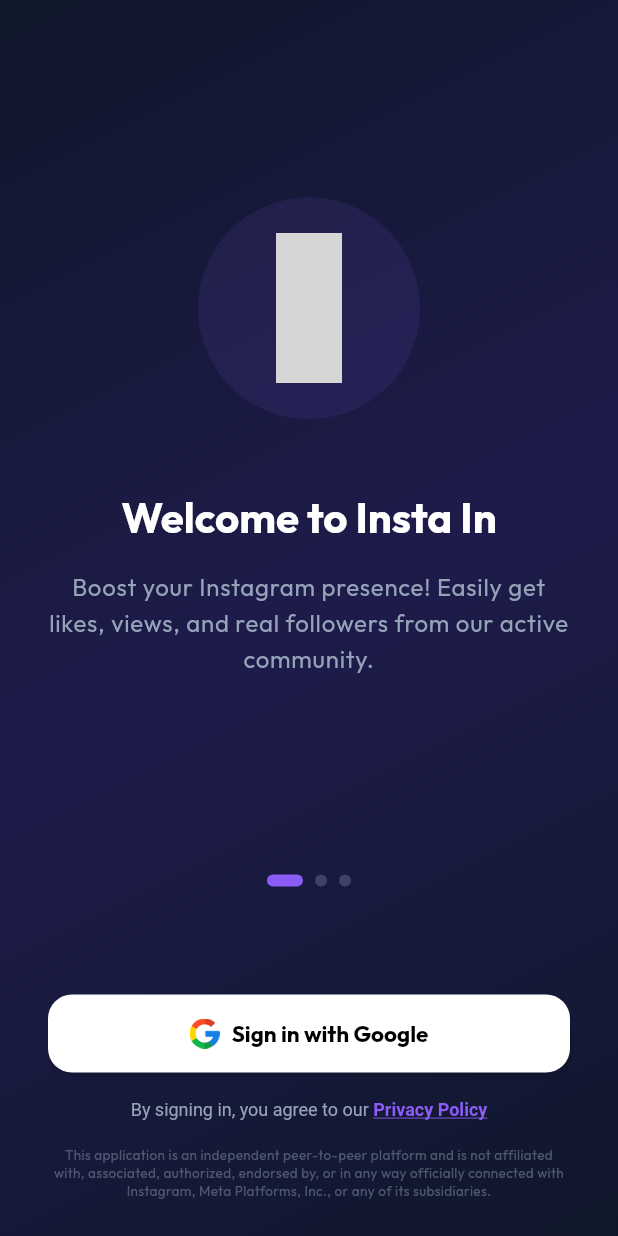
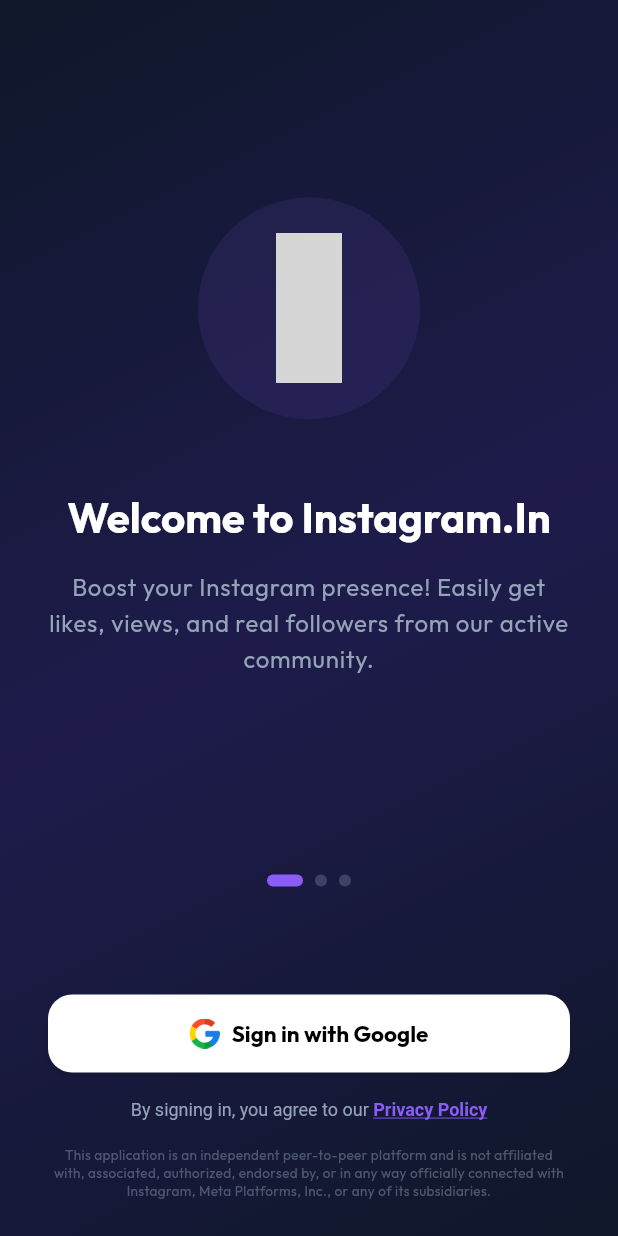
Before and after one commit to SurajChaurasia84/Insta-In, a Flutter app: the screen it shows after launch, on a phone screen of 412 x 824 dp. Run offline on Flutter 3.47's test engine with Material 3 defaults, Android fonts, the phone set to English and light mode, and no system bars; our stand-ins replace cloud_firestore, firebase_auth, firebase_core, google_fonts, google_sign_in, lucide_icons and 3 more; accounts and stored records are empty; grey boxes are pictures that could not be loaded.

Commit message:
feat: improve onboarding screen experience

```diff
--- a/lib/features/auth/onboarding_screen.dart
+++ b/lib/features/auth/onboarding_screen.dart
@@ -23,7 +23,7 @@
 
   final List<Map<String, dynamic>> _slides = [
     {
-      'title': 'Welcome to Insta In',
+      'title': 'Welcome to Instagram.In',
       'description': 'Boost your Instagram presence! Easily get likes, views, and real followers from our active community.',
       'icon': LucideIcons.instagram,
       'color': AppTheme.primary,
@@ -86,7 +86,7 @@
         if (!userDoc.exists) {
           await userDocRef.set({
             'uid': user.uid,
-            'name': user.displayName ?? 'Insta In User',
+            'name': user.displayName ?? 'Instagram.In User',
             'email': user.email ?? '',
             'photoUrl': user.photoURL ?? '',
             'createdAt': FieldValue.serverTimestamp(),
@@ -94,7 +94,7 @@
           });
         } else {
           await userDocRef.update({
-            'name': user.displayName ?? 'Insta In User',
+            'name': user.displayName ?? 'Instagram.In User',
             'photoUrl': user.photoURL ?? '',
           });
         }
```
